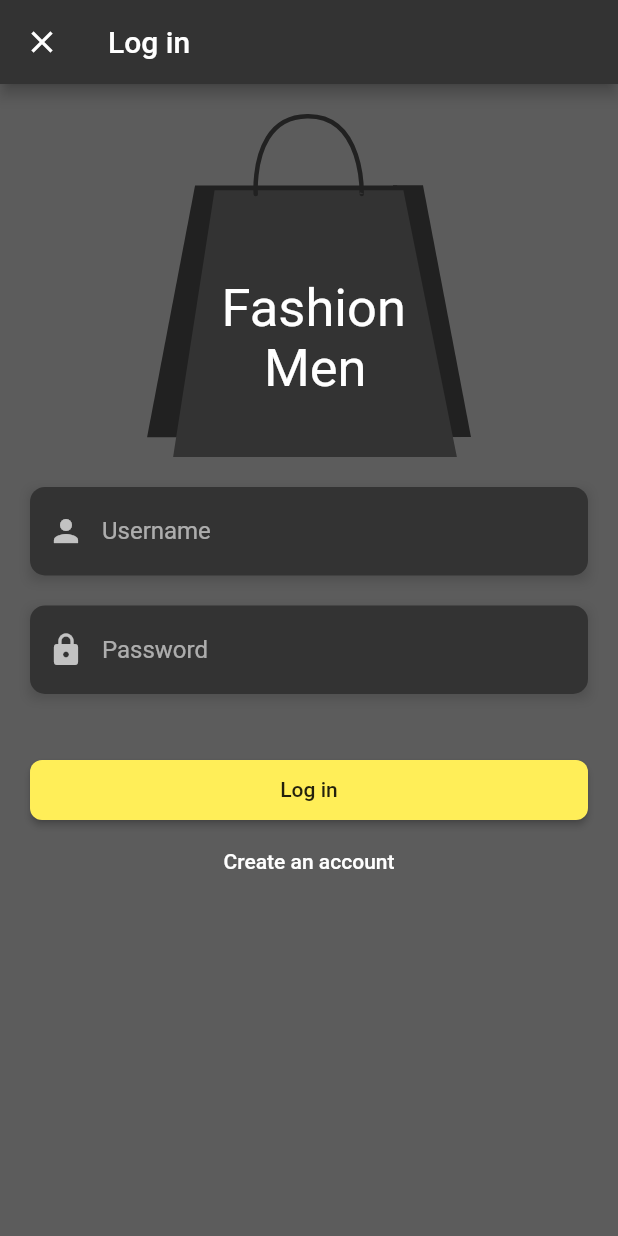
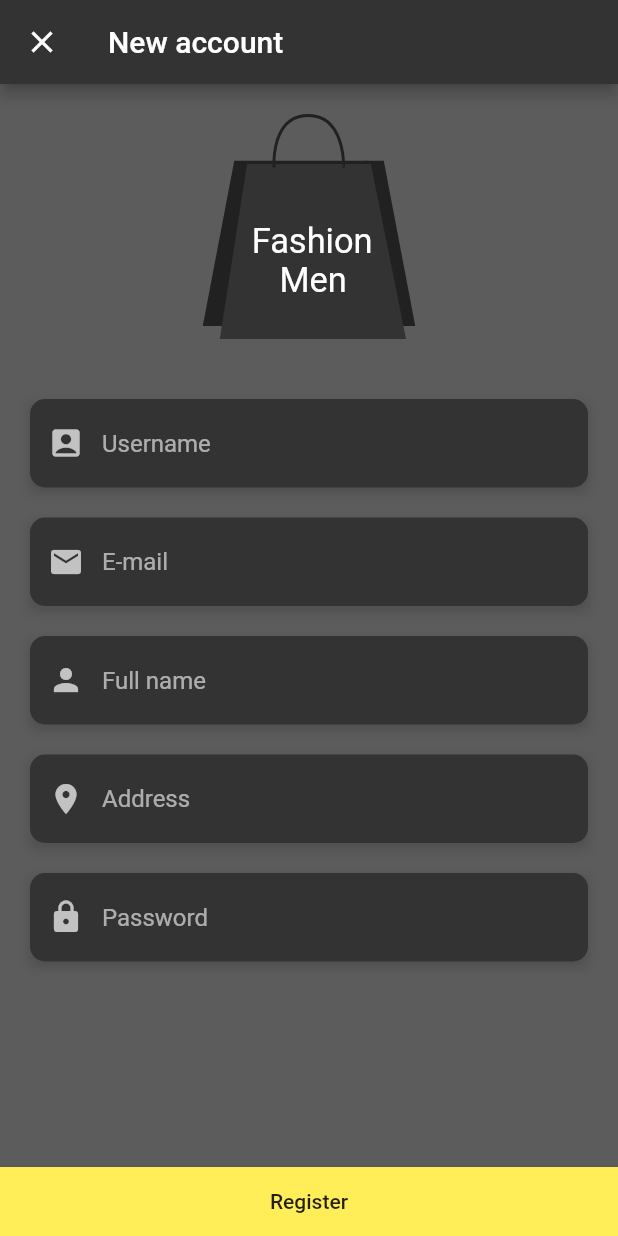
Before and after one commit to lorenzoprdev/fashionmen_flutter_client, a Flutter app: the LoginScreen screen opened by its route, after a tap on "Create an account", on a phone screen of 412 x 824 dp. Run offline on Flutter 3.47's test engine with Material 2 defaults, Android fonts, the phone set to English and light mode, and no system bars; our stand-ins replace flushbar, flutter_staggered_animations, flutter_svg, shared_preferences; missing offline and left inert: enum_to_string, flutter_device_locale; accounts and stored records are empty; generated files the repository leaves out were written again; network calls fail.

Commit message:
Adding register screen, fixing and improving other components

```diff
--- a/lib/components/custom_text_field.dart
+++ b/lib/components/custom_text_field.dart
@@ -8,13 +8,15 @@ class CustomTextField extends StatelessWidget {
   final IconData icon;
   final String hintText;
   final bool obscureText;
+  final TextInputType keyboardType;
 
   const CustomTextField(
       {Key key,
       this.textController,
       this.icon,
       this.hintText,
-      this.obscureText})
+      this.obscureText = false,
+      this.keyboardType = TextInputType.text})
       : super(key: key);
 
   @override
@@ -42,9 +44,10 @@ class CustomTextField extends StatelessWidget {
       child: TextField(
         obscureText: obscureText,
         controller: textController,
+        keyboardType: keyboardType,
         decoration: InputDecoration(
             hintText: hintText,
-            prefixIcon: Icon(icon, color: iconColor),
+            prefixIcon: icon != null ? Icon(icon, color: iconColor) : null,
             fillColor: fillColor,
             filled: true,
             border: OutlineInputBorder(
--- a/lib/components/main_drawer.dart
+++ b/lib/components/main_drawer.dart
@@ -157,7 +157,11 @@ class _MainDrawerState extends State<MainDrawer> {
   void showLogoutSnackbar(BuildContext context) {
     Flushbar(
       message: AppLocale.of(context).translate('overall.logout_successful'),
-      duration: Duration(seconds: 3),
+      duration: Duration(seconds: 1),
+      flushbarStyle: FlushbarStyle.FLOATING,
+      borderRadius: 10,
+      margin: EdgeInsets.all(10),
+      animationDuration: Duration(milliseconds: 250),
     )..show(context);
   }
 }
--- a/lib/components/product_list.dart
+++ b/lib/components/product_list.dart
@@ -33,9 +33,9 @@ class _ProductListState extends State<ProductList> {
           return StaggeredGridView.count(
             crossAxisCount: 2,
             children: _getProductCards(snapshot.data),
-            crossAxisSpacing: 5,
-            mainAxisSpacing: 5,
-            padding: EdgeInsets.all(5),
+            crossAxisSpacing: 8,
+            mainAxisSpacing: 8,
+            padding: EdgeInsets.all(8),
             staggeredTiles: snapshot.data.map((_) => StaggeredTile.fit(1)).toList(),
           );
         } else if (snapshot.hasError) {
--- a/lib/main.dart
+++ b/lib/main.dart
@@ -4,6 +4,7 @@ import 'package:fashionmen_flutter_client/screens/profile_screen.dart';
 import 'package:fashionmen_flutter_client/screens/login_screen.dart';
 import 'package:fashionmen_flutter_client/screens/product_detail_screen.dart';
 import 'package:fashionmen_flutter_client/screens/catalog_screen.dart';
+import 'package:fashionmen_flutter_client/screens/register_screen.dart';
 import 'package:fashionmen_flutter_client/screens/settings_screen.dart';
 import 'package:flutter/material.dart';
 import 'package:flutter/services.dart';
@@ -66,7 +67,12 @@ class FashionMenApp extends StatelessWidget {
                 case '/login':
                   return MaterialPageRoute<bool>(
                       builder: (context) => LoginScreen(),
-                      fullscreenDialog: true
+                  );
+                  break;
+                case '/register':
+                  return MaterialPageRoute<bool>(
+                    builder: (context) => RegisterScreen(),
+                    fullscreenDialog: true
                   );
                   break;
                 case '/profile':
--- a/lib/screens/login_screen.dart
+++ b/lib/screens/login_screen.dart
@@ -1,4 +1,5 @@
 import 'package:fashionmen_flutter_client/app_localizations.dart';
+import 'package:fashionmen_flutter_client/components/form_errors.dart';
 import 'package:fashionmen_flutter_client/components/custom_text_field.dart';
 import 'package:fashionmen_flutter_client/models/user_login.dart';
 import 'package:fashionmen_flutter_client/models/user.dart';
@@ -24,8 +25,9 @@ class _LoginScreenState extends State<LoginScreen> {
     setState(() {
       _busy = true;
     });
-    User user = await _userService.login(UserLogin(usernameController.text, passwordController.text));
-    if(user != null) {
+    User user = await _userService
+        .login(UserLogin(usernameController.text, passwordController.text));
+    if (user != null) {
       _loginErrors = false;
       Navigator.pop(context, true);
     } else {
@@ -39,10 +41,14 @@ class _LoginScreenState extends State<LoginScreen> {
   }
 
   Widget _buildLoginUI() {
-    if(_busy) {
+    if (_busy) {
       return Center(child: CircularProgressIndicator());
     }
-    return SingleChildScrollView(
+    return Column(
+      crossAxisAlignment: CrossAxisAlignment.stretch,
+      children: <Widget>[
+        Expanded(
+          child: SingleChildScrollView(
             child: Padding(
               padding: const EdgeInsets.all(20),
               child: Column(
@@ -50,68 +56,59 @@ class _LoginScreenState extends State<LoginScreen> {
                 crossAxisAlignment: CrossAxisAlignment.stretch,
                 children: <Widget>[
                   Padding(
-              padding: const EdgeInsets.only(bottom: 20),
+                    padding: const EdgeInsets.only(bottom: 40),
                     child: SvgPicture.asset(
-                  'assets/icons/fashion_men_icon_no_padding.svg'
-              ),
+                        'assets/icons/fashion_men_icon_no_padding.svg'),
                   ),
                   Column(
                     children: <Widget>[
                       CustomTextField(
                         textController: usernameController,
                         icon: Icons.person,
-                  hintText: AppLocale.of(context).translate("overall.username"),
+                        hintText:
+                            AppLocale.of(context).translate("overall.username"),
                         obscureText: false,
                       ),
                       Padding(
-                  padding: const EdgeInsets.only(top: 20),
+                        padding: const EdgeInsets.symmetric(vertical: 20),
                         child: CustomTextField(
                           textController: passwordController,
                           icon: Icons.lock,
-                    hintText: AppLocale.of(context).translate("overall.password"),
+                          hintText: AppLocale.of(context)
+                              .translate("overall.password"),
                           obscureText: true,
                         ),
                       ),
                     ],
                   ),
-            if(_loginErrors)
-              Container(
-                margin: EdgeInsets.only(top: 20, bottom: 17),
-                padding: const EdgeInsets.all(8),
-                decoration: BoxDecoration(
-                  borderRadius: BorderRadius.circular(8),
-                  color: Theme.of(context).errorColor,
-                ),
+                  if (_loginErrors)
+                    FormErrors(
                       child: Text(
                         AppLocale.of(context).translate("overall.login_errors"),
                         style: TextStyle(color: Colors.white),
                       ),
                     ),
-            Padding(
-              padding: EdgeInsets.symmetric(vertical: (_loginErrors ? 0 : 40)),
-              child: Column(
-                crossAxisAlignment: CrossAxisAlignment.stretch,
-                children: <Widget>[
-                  RaisedButton(
-                    child: Text(AppLocale.of(context).translate("overall.login")),
-                    padding: EdgeInsets.symmetric(horizontal: 40, vertical: 12),
-                    color: Theme.of(context).accentColor,
-                    colorBrightness: Theme.of(context).accentColorBrightness,
-                    shape: RoundedRectangleBorder(
-                      borderRadius: BorderRadius.circular(8)
-                    ),
-                    onPressed: () async => await _login(),
-                  ),
                   FlatButton(
-                    child: Text("Create an account"),
-                    onPressed: () {},
-                  )
-                ],
-              ),
+                    child: Text(AppLocale.of(context).translate("overall.create_account")),
+                    onPressed: () {
+                      Navigator.pushReplacementNamed(context, '/register');
+                    },
                   )
                 ],
               ),
             ),
+          ),
+        ),
+        RaisedButton(
+          materialTapTargetSize: MaterialTapTargetSize.shrinkWrap,
+          child: Text(AppLocale.of(context).translate("overall.login")),
+          padding: EdgeInsets.symmetric(vertical: 15),
+          color: Theme.of(context).accentColor,
+          colorBrightness: Theme.of(context).accentColorBrightness,
+          shape: RoundedRectangleBorder(borderRadius: BorderRadius.zero),
+          onPressed: () async => await _login(),
+        ),
+      ],
     );
   }
 
@@ -121,7 +118,6 @@ class _LoginScreenState extends State<LoginScreen> {
         appBar: AppBar(
           title: Text(AppLocale.of(context).translate("overall.login")),
         ),
-      body: _buildLoginUI()
-    );
+        body: _buildLoginUI());
   }
 }
--- /dev/null
+++ b/lib/screens/register_screen.dart
@@ -0,0 +1,157 @@
+import 'package:fashionmen_flutter_client/components/custom_text_field.dart';
+import 'package:fashionmen_flutter_client/models/user.dart';
+import 'package:fashionmen_flutter_client/models/user_register.dart';
+import 'package:fashionmen_flutter_client/services/user_service.dart';
+import 'package:flutter/material.dart';
+import 'package:flutter_svg/svg.dart';
+
+import '../app_localizations.dart';
+import '../components/form_errors.dart';
+
+class RegisterScreen extends StatefulWidget {
+  RegisterScreen({Key key}) : super(key: key);
+
+  @override
+  _RegisterScreenState createState() => _RegisterScreenState();
+}
+
+class _RegisterScreenState extends State<RegisterScreen> {
+  final UserService _userService = UserService();
+
+  final TextEditingController usernameController = new TextEditingController();
+  final TextEditingController emailController = new TextEditingController();
+  final TextEditingController fullNameController = new TextEditingController();
+  final TextEditingController addressController = new TextEditingController();
+  final TextEditingController passwordController = new TextEditingController();
+
+  bool _busy = false;
+  bool _registerError = false;
+
+  Future _register() async {
+    setState(() {
+      _busy = true;
+    });
+    User user = await _userService.register(UserRegister(
+      usernameController.text,
+      passwordController.text,
+      fullNameController.text,
+      emailController.text,
+      addressController.text
+    ));
+    if(user != null) {
+      Navigator.pop(context, true);
+    } else {
+      _registerError = true;
+      usernameController.clear();
+      emailController.clear();
+      fullNameController.clear();
+      addressController.clear();
+      passwordController.clear();
+    }
+    setState(() {
+      _busy = false;
+    });
+  }
+
+  @override
+  Widget build(BuildContext context) {
+    if(_busy) {
+      return Scaffold(
+        appBar: AppBar(
+          title: Text(AppLocale.of(context).translate("overall.new_account")),
+        ),
+        body: Center(
+          child: CircularProgressIndicator(),
+        ),
+      );
+    }
+    return Scaffold(
+      appBar: AppBar(
+        title: Text(AppLocale.of(context).translate("overall.new_account")),
+      ),
+      body: Column(
+        crossAxisAlignment: CrossAxisAlignment.stretch,
+        children: <Widget>[
+          Expanded(
+            child: SingleChildScrollView(
+              child: Padding(
+                padding: const EdgeInsets.all(20),
+                child: Column(
+                  children: <Widget>[
+                    Padding(
+                      padding: const EdgeInsets.only(bottom: 40),
+                      child: SvgPicture.asset(
+                          'assets/icons/fashion_men_icon_no_padding.svg',
+                        height: 150,
+                      ),
+                    ),
+                    Padding(
+                      padding: const EdgeInsets.only(bottom: 20),
+                      child: CustomTextField(
+                        icon: Icons.account_box,
+                        hintText: AppLocale.of(context).translate('overall.username'),
+                        textController: usernameController,
+                      ),
+                    ),
+                    Padding(
+                      padding: const EdgeInsets.only(bottom: 20),
+                      child: CustomTextField(
+                        icon: Icons.email,
+                        hintText: AppLocale.of(context).translate('overall.email'),
+                        textController: emailController,
+                        keyboardType: TextInputType.emailAddress,
+                      ),
+                    ),
+                    Padding(
+                      padding: const EdgeInsets.only(bottom: 20),
+                      child: CustomTextField(
+                        icon: Icons.person,
+                        hintText: AppLocale.of(context).translate('overall.full_name'),
+                        textController: fullNameController,
+                      ),
+                    ),
+                    Padding(
+                      padding: const EdgeInsets.only(bottom: 20),
+                      child: CustomTextField(
+                        icon: Icons.location_on,
+                        hintText: AppLocale.of(context).translate('overall.address'),
+                        textController: addressController,
+                      ),
+                    ),
+                    Padding(
+                      padding: const EdgeInsets.only(bottom: 20),
+                      child: CustomTextField(
+                        icon: Icons.lock,
+                        hintText: AppLocale.of(context).translate('overall.password'),
+                        textController: passwordController,
+                        obscureText: true,
+                      ),
+                    ),
+                    if(_registerError)
+                      FormErrors(
+                        child: Text(
+                          AppLocale.of(context).translate("overall.register_errors"),
+                          style: TextStyle(color: Colors.white),
+                        ),
+                      ),
+                  ],
+                ),
+              ),
+            ),
+          ),
+          RaisedButton(
+            materialTapTargetSize: MaterialTapTargetSize.shrinkWrap,
+            child: Text(AppLocale.of(context).translate("overall.register")),
+            padding: EdgeInsets.symmetric(vertical: 15),
+            color: Theme.of(context).accentColor,
+            colorBrightness: Theme.of(context).accentColorBrightness,
+            shape: RoundedRectangleBorder(
+              borderRadius: BorderRadius.zero
+            ),
+            onPressed: () async => await _register(),
+          ),
+        ],
+      ),
+    );
+  }
+}
```
Also changed, not shown: assets/lang/en.json (+7 -0 lines), assets/lang/es.json (+7 -0 lines), lib/components/form_errors.dart (added, +21 -0 lines), lib/services/user_service.dart (+21 -0 lines). Lines whose indentation alone changed are shown as unchanged.
